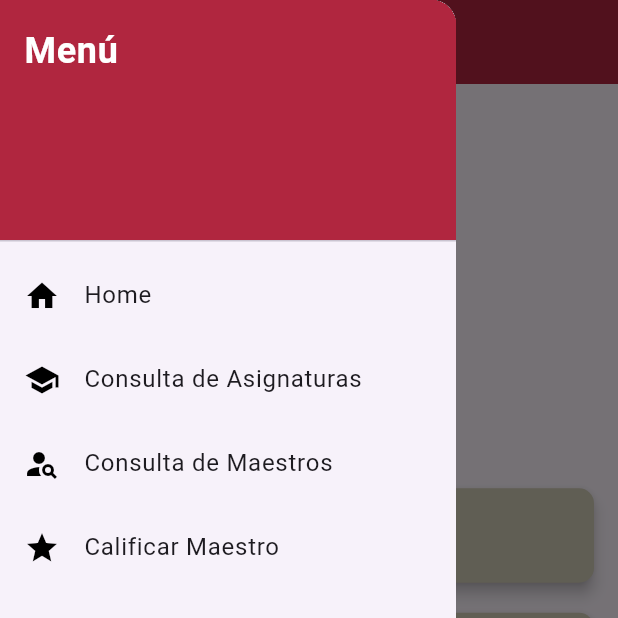
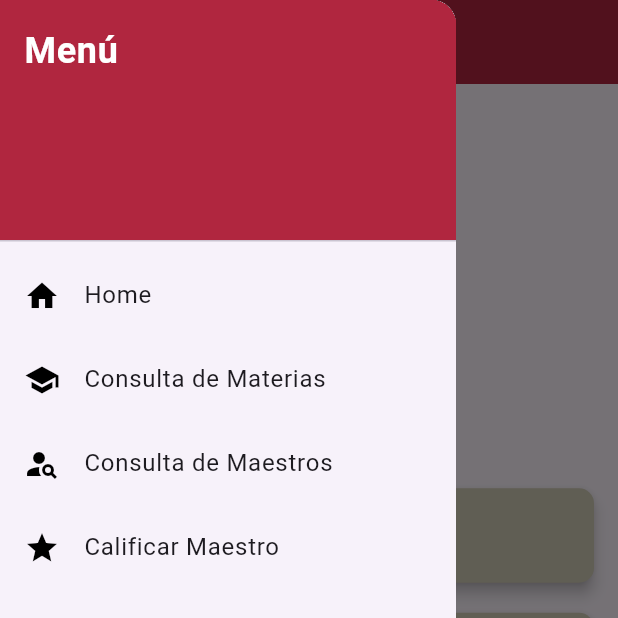
Before and after one commit to david-o-rosario1201/ucne_guide_appmovil, a Flutter app: the screen it shows after launch, with the side drawer open, on a phone screen of 412 x 824 dp, the top half of it. Run offline on Flutter 3.47's test engine with Material 3 defaults, Android fonts, the light colour scheme and no system bars.

Commit message:
Cambia el texto "Asignaturas" por "Materias"

```diff
--- a/lib/Presentation/drawer_menu.dart
+++ b/lib/Presentation/drawer_menu.dart
@@ -57,7 +57,7 @@ class CustomDrawer extends StatelessWidget {
           ),
           ListTile(
             leading: Icon(Icons.school, color: Colors.black),
-            title: Text("Consulta de Asignaturas"),
+            title: Text("Consulta de Materias"),
             onTap: () {
               Navigator.pushReplacement(
                 context,
```
